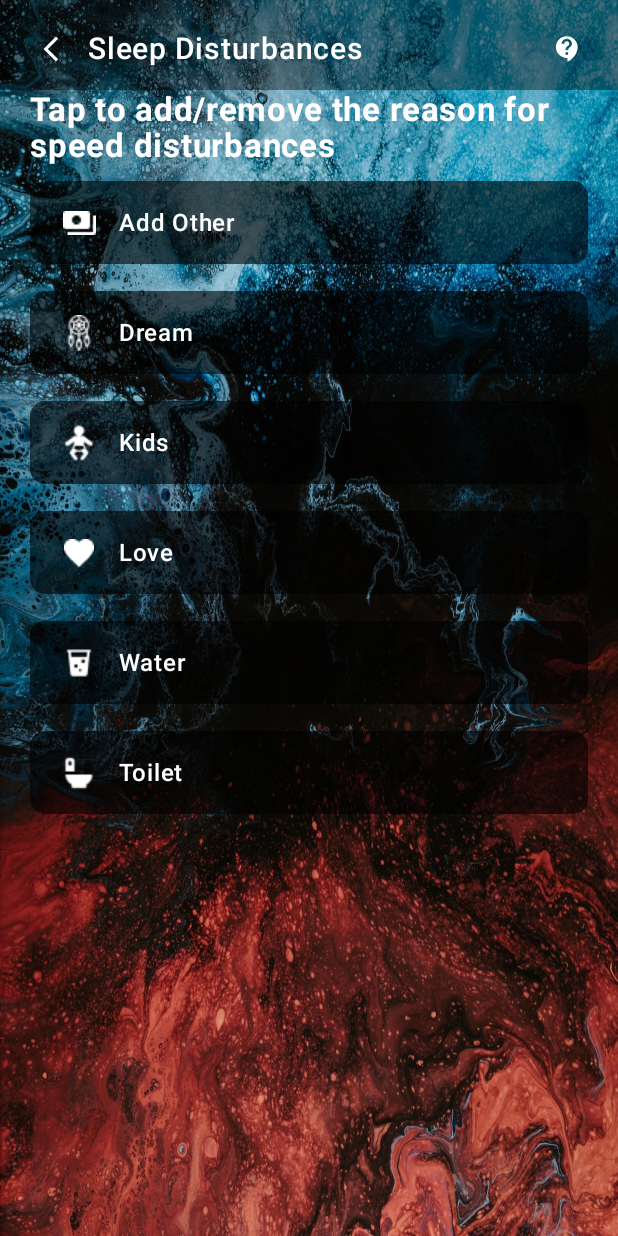
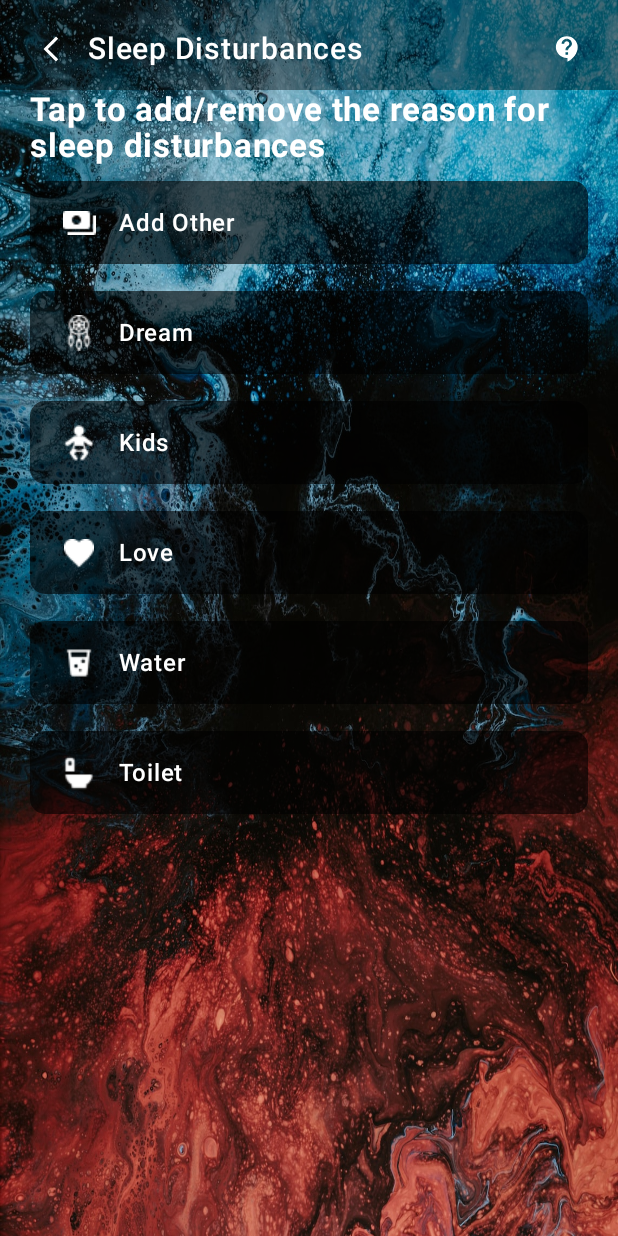
Before and after one commit to ashupandey1620/Sleep, an Android app built with Jetpack Compose: the SleepDisturbanceScreen screen opened through its navigation route, on a phone screen of 412 x 824 dp. Run offline under Robolectric (Android 15) with nearby library versions, the phone set to English and light mode, and no system bars; our stand-ins replace Dagger/Hilt's generated code.

Commit message:
Sleep Disturbance Screen

```diff
--- a/app/src/main/java/com/ashutosh/sleep/Screens/SleepDisturbanceScreen.kt
+++ b/app/src/main/java/com/ashutosh/sleep/Screens/SleepDisturbanceScreen.kt
@@ -66,7 +66,7 @@ fun SleepDisturbanceScreen(navController: NavController) {
                         .height(60.dp))
 
                     Text(
-                        text = "Tap to add/remove the reason for speed disturbances",
+                        text = "Tap to add/remove the reason for sleep disturbances",
                         color = Color.White,
                         fontSize = 22.sp,
                         fontWeight = FontWeight.Bold,
```
